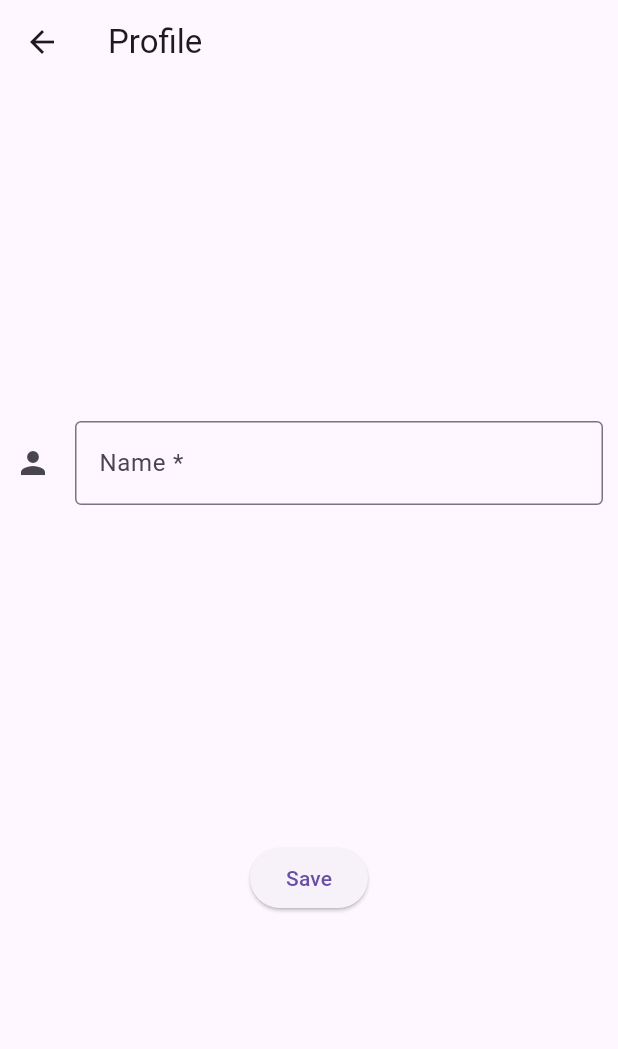
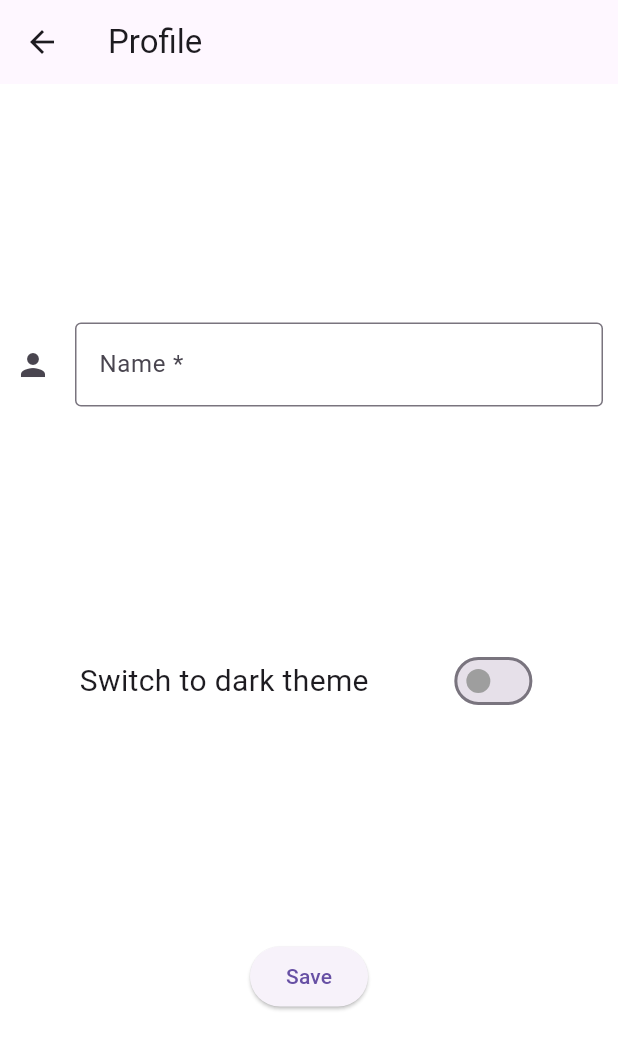
Before and after one commit to AOSSIE-Org/OpenPeerChat-flutter, a Flutter app: the Profile screen opened directly, on a phone screen of 412 x 824 dp. Shown: the top 1049 px of the screen. Run offline on Flutter 3.47's test engine with Material 3 defaults, Android fonts, the phone set to English and light mode, and no system bars; our stand-ins replace audioplayers, bubble, file_picker, flutter_secure_storage, just_audio, local_auth and 5 more; missing offline and left inert: asn1lib, flutter_nearby_connections, pointycastle, record; accounts and stored records are empty; statements that could not run were skipped.

Commit message:
Fixes issue #28

```diff
--- /dev/null
+++ b/lib/classes/themeProvider.dart
@@ -0,0 +1,12 @@
+import 'package:flutter/material.dart';
+
+class ThemeProvider extends ChangeNotifier {
+  ThemeMode themeMode = ThemeMode.light;
+
+  ThemeMode getThemeMode() => themeMode;
+
+  void toggleTheme(bool isDarkMode) {
+    themeMode = isDarkMode ? ThemeMode.dark : ThemeMode.light;
+    notifyListeners();
+  }
+}
--- a/lib/pages/profile.dart
+++ b/lib/pages/profile.dart
@@ -1,9 +1,48 @@
 import 'dart:async';
 import 'package:flutter/material.dart';
+import 'package:flutter_nearby_connections_example/classes/themeProvider.dart';
+import 'package:provider/provider.dart';
 import 'home_screen.dart';
 import 'package:nanoid/nanoid.dart';
 import 'package:shared_preferences/shared_preferences.dart';
 import '../classes/global.dart';
+
+const String themePreferenceKey = 'themePreference';
+
+final ThemeData lightTheme = ThemeData(
+  brightness: Brightness.light,
+  primaryColor: Colors.blue,
+  scaffoldBackgroundColor: Colors.white,
+  textTheme: TextTheme(
+    displayLarge: TextStyle(
+      fontSize: 24.0,
+      fontWeight: FontWeight.bold,
+      color: Colors.black,
+    ),
+    bodyLarge: TextStyle(
+      fontSize: 16.0,
+      color: Colors.black87,
+    ),
+  ),
+);
+
+final ThemeData darkTheme = ThemeData(
+  brightness: Brightness.dark,
+  primaryColor: Colors.grey[900],
+  hintColor: Colors.blueAccent,
+  scaffoldBackgroundColor: Colors.grey[850],
+  textTheme: TextTheme(
+    displayLarge: TextStyle(
+      fontSize: 24.0,
+      fontWeight: FontWeight.bold,
+      color: Colors.white,
+    ),
+    bodyLarge: TextStyle(
+      fontSize: 16.0,
+      color: Colors.white70,
+    ),
+  ),
+);
 
 class Profile extends StatefulWidget {
   final bool onLogin;
@@ -14,6 +53,10 @@
 }
 
 class _ProfileState extends State<Profile> {
+
+  //initial theme of the system
+  ThemeMode _themeMode = ThemeMode.light;
+
   // TextEditingController for the name of the user
   TextEditingController myName = TextEditingController();
 
@@ -69,13 +112,36 @@
   @override
   void initState() {
     super.initState();
-
+    _loadTheme();
     // At the launch we are fetching details using the getDetails function
     getDetails();
   }
 
+  Future<void> _loadTheme() async {
+    SharedPreferences prefs = await SharedPreferences.getInstance();
+    int? themeIndex = prefs.getInt(themePreferenceKey);
+    if (themeIndex != null) {
+      setState(() {
+        _themeMode = ThemeMode.values[themeIndex];
+      });
+    }
+  }
+
+  Future<void> _saveTheme(ThemeMode mode) async {
+    SharedPreferences prefs = await SharedPreferences.getInstance();
+    await prefs.setInt(themePreferenceKey, mode.index);
+  }
+
+  void _toggleTheme(bool value) {
+    setState(() {
+      _themeMode = value ? ThemeMode.dark : ThemeMode.light;
+    });
+    _saveTheme(_themeMode);
+  }
+
   @override
   Widget build(BuildContext context) {
+    final themeProvider = Provider.of<ThemeProvider>(context);
     return Scaffold(
       appBar: AppBar(
         title: const Text(
@@ -107,6 +173,25 @@
                 },
               ),
             ),
+            Row(
+              mainAxisAlignment: MainAxisAlignment.spaceEvenly,
+              children: [
+                Text(
+                  'Switch to dark theme',
+                  style: const TextStyle(
+                    fontSize: 20,
+                  ),
+                ),
+                Switch(
+                  value: themeProvider.themeMode == ThemeMode.dark,
+                  onChanged: (value) {
+                    themeProvider.toggleTheme(value);
+                  },
+                  activeColor: Colors.blueAccent,
+                  inactiveThumbColor: Colors.grey,
+                ),
+              ],
+            ),
             ElevatedButton(
               onPressed: () async {
                 final prefs = await SharedPreferences.getInstance();
```
Also changed, not shown: lib/main.dart (+14 -4 lines), 2 other files.
